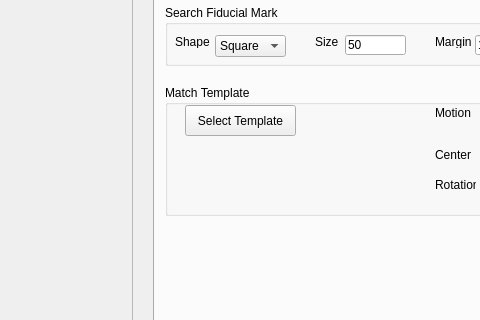
Old version of the form VisionWidget/visionwidget.ui in the repository hceng123/VisionLibrary; both pictures show x 577 to 1057 and y 118 to 438 of the 1357 by 768 pixel window.
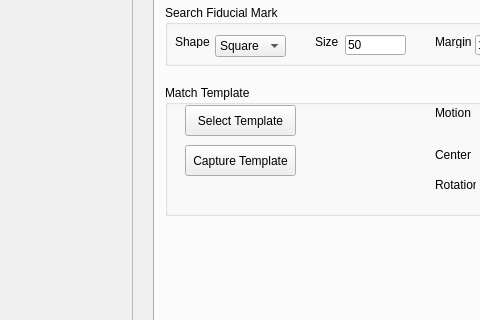
New version of the form. The open tabs and pages were chosen to show the change. Custom widgets are drawn as their Qt base class.

Commit message:
Add capture image as template utility.
1. Add capture image as template utility.
2. Fix some crash problems.

What changed in the file:
```diff
--- a/VisionWidget/visionwidget.ui
+++ b/VisionWidget/visionwidget.ui
@@ -965,6 +965,19 @@
         <string>Motion</string>
        </property>
       </widget>
+      <widget class="QPushButton" name="captureTemplateBtn">
+       <property name="geometry">
+        <rect>
+         <x>20</x>
+         <y>60</y>
+         <width>111</width>
+         <height>31</height>
+        </rect>
+       </property>
+       <property name="text">
+        <string>Capture Template</string>
+       </property>
+      </widget>
      </widget>
     </widget>
     <widget class="QWidget" name="tabOCR">
```
Left out of the diff: 2 changed lines with no effect on the pictures. The commit also changes 6 other files.
